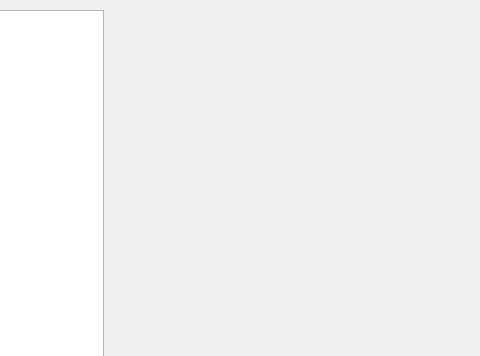
Above: qt/simulator_mainwindow.ui from SimonKagstrom/maelir before the change; both pictures show x 616 to 1096 and y 0 to 356 of the 1096 by 866 pixel window. Below: the same form after it.
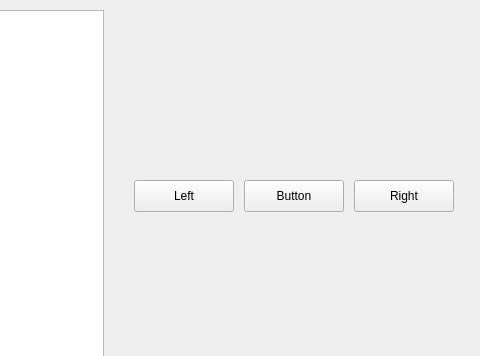
That is the form after the change.

```diff
--- a/qt/simulator_mainwindow.ui
+++ b/qt/simulator_mainwindow.ui
@@ -30,6 +30,54 @@
      <enum>Qt::ScrollBarAlwaysOff</enum>
     </property>
    </widget>
+   <widget class="QPushButton" name="leftButton">
+    <property name="geometry">
+     <rect>
+      <x>750</x>
+      <y>180</y>
+      <width>100</width>
+      <height>32</height>
+     </rect>
+    </property>
+    <property name="text">
+     <string>Left</string>
+    </property>
+    <property name="shortcut">
+     <string>Left</string>
+    </property>
+   </widget>
+   <widget class="QPushButton" name="centerButton">
+    <property name="geometry">
+     <rect>
+      <x>860</x>
+      <y>180</y>
+      <width>100</width>
+      <height>32</height>
+     </rect>
+    </property>
+    <property name="text">
+     <string>Button</string>
+    </property>
+    <property name="shortcut">
+     <string>Space</string>
+    </property>
+   </widget>
+   <widget class="QPushButton" name="rightButton">
+    <property name="geometry">
+     <rect>
+      <x>970</x>
+      <y>180</y>
+      <width>100</width>
+      <height>32</height>
+     </rect>
+    </property>
+    <property name="text">
+     <string>Right</string>
+    </property>
+    <property name="shortcut">
+     <string>Right</string>
+    </property>
+   </widget>
   </widget>
   <widget class="QMenuBar" name="menubar">
    <property name="geometry">
```
